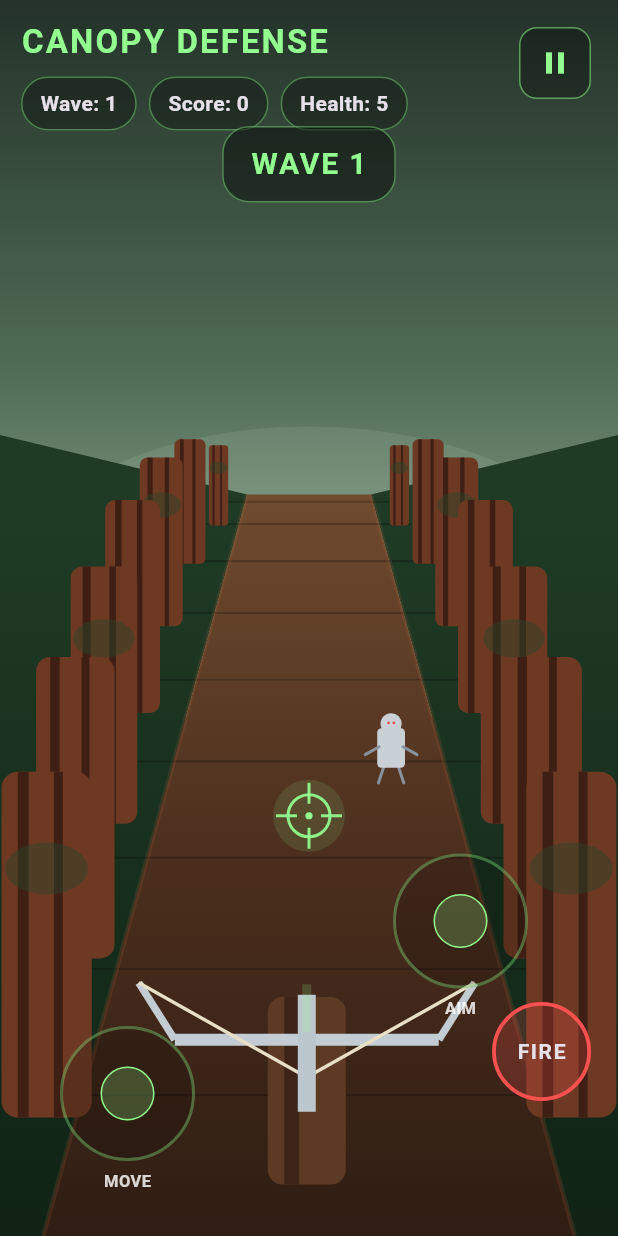
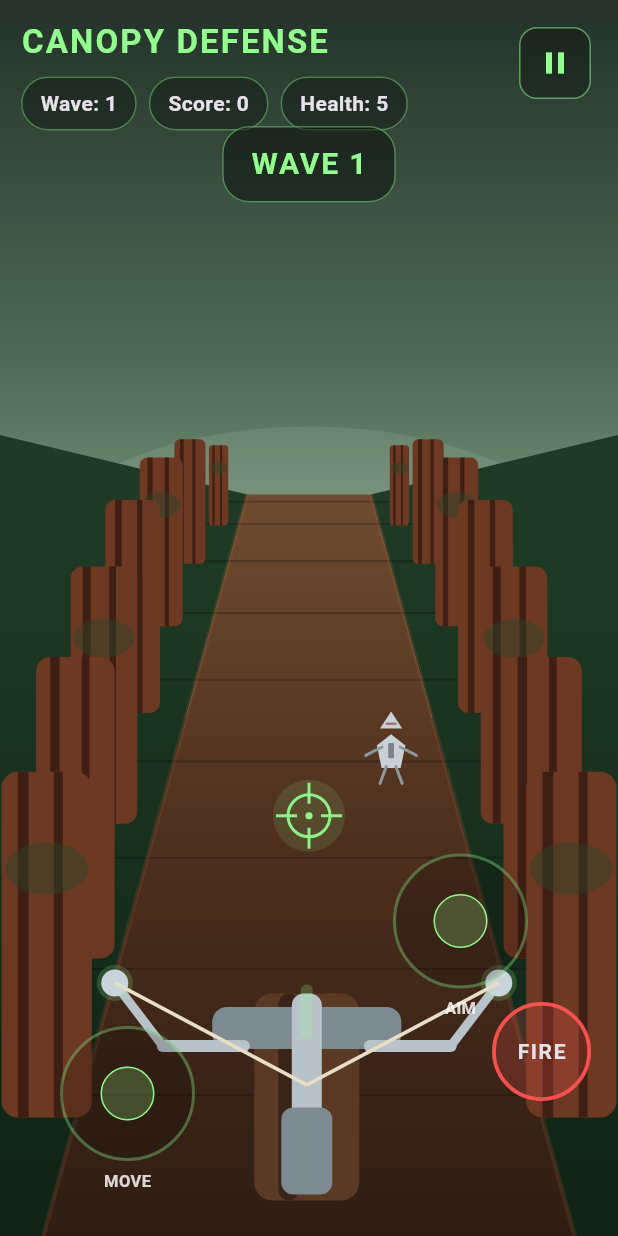
Before and after one commit to JvSlice/Revenge-Of-The-Wookiee, a Flutter app: the screen it shows after launch, after a tap on "START GAME", on a phone screen of 412 x 824 dp. Run offline on Flutter 3.47's test engine with Material 3 defaults, Android fonts, the phone set to English and light mode, and no system bars.

Commit message:
Update main.dart
Made more futuristic

```diff
--- a/lib/main.dart
+++ b/lib/main.dart
@@ -22,6 +22,8 @@ class CanopyDefenseApp extends StatelessWidget {
 
 /// ============================================================
 /// HACKABLE CONSTANTS
+/// Change values here first to tune controls, waves, bosses,
+/// enemy speed/health, crosshair feel, and pacing.
 /// ============================================================
 class GameConfig {
   static const int maxHealth = 5;
@@ -385,11 +387,6 @@ class _GamePageState extends State<GamePage>
   }
 
   WavePlan _buildWave(int waveNumber) {
-    final isBossWave = waveNumber == 3 ||
-        waveNumber == 6 ||
-        waveNumber == 9 ||
-        waveNumber == 10;
-
     switch (waveNumber) {
       case 1:
         return WavePlan(
@@ -1486,56 +1483,83 @@ class RedwoodPainter extends CustomPainter {
             ? enemy.tint
             : Colors.white.withValues(alpha: enemy.flash.clamp(0.0, 1.0));
 
+      final darkPaint = Paint()..color = const Color(0xFF7A848D);
       final eyePaint = Paint()..color = Colors.redAccent;
       final limbPaint = Paint()
-        ..color = const Color(0xFF87929C)
+        ..color = const Color(0xFF8C979F)
         ..strokeWidth = math.max(2.0, r * 0.10)
         ..strokeCap = StrokeCap.round;
 
+      final headPath = Path()
+        ..moveTo(x, y - r * 1.38)
+        ..lineTo(x - r * 0.42, y - r * 0.74)
+        ..lineTo(x + r * 0.42, y - r * 0.74)
+        ..close();
+      canvas.drawPath(headPath, bodyPaint);
+
+      canvas.drawRRect(
+        RRect.fromRectAndRadius(
+          Rect.fromCenter(
+            center: Offset(x, y - r * 0.92),
+            width: r * 0.42,
+            height: r * 0.10,
+          ),
+          Radius.circular(r * 0.03),
+        ),
+        darkPaint,
+      );
+      canvas.drawCircle(Offset(x - r * 0.10, y - r * 0.92), r * 0.04, eyePaint);
+      canvas.drawCircle(Offset(x + r * 0.10, y - r * 0.92), r * 0.04, eyePaint);
+
+      final torsoPath = Path()
+        ..moveTo(x, y - r * 0.52)
+        ..lineTo(x - r * 0.54, y - r * 0.10)
+        ..lineTo(x - r * 0.36, y + r * 0.76)
+        ..lineTo(x + r * 0.36, y + r * 0.76)
+        ..lineTo(x + r * 0.54, y - r * 0.10)
+        ..close();
+      canvas.drawPath(torsoPath, bodyPaint);
+
+      canvas.drawRRect(
+        RRect.fromRectAndRadius(
+          Rect.fromCenter(
+            center: Offset(x, y + r * 0.10),
+            width: r * 0.22,
+            height: r * 0.58,
+          ),
+          Radius.circular(r * 0.05),
+        ),
+        darkPaint,
+      );
+
       canvas.drawLine(
-        Offset(x - r * 0.28, y + r * 0.72),
-        Offset(x - r * 0.48, y + r * 1.32),
+        Offset(x - r * 0.34, y - r * 0.04),
+        Offset(x - r * 0.96, y + r * 0.28),
         limbPaint,
       );
       canvas.drawLine(
-        Offset(x + r * 0.28, y + r * 0.72),
-        Offset(x + r * 0.48, y + r * 1.32),
+        Offset(x + r * 0.34, y - r * 0.04),
+        Offset(x + r * 0.96, y + r * 0.28),
         limbPaint,
       );
 
-      canvas.drawRRect(
-        RRect.fromRectAndRadius(
-          Rect.fromCenter(
-            center: Offset(x, y),
-            width: r * 1.05,
-            height: r * 1.50,
-          ),
-          Radius.circular(r * 0.16),
-        ),
-        bodyPaint,
-      );
-
       canvas.drawLine(
-        Offset(x - r * 0.45, y - r * 0.05),
-        Offset(x - r * 0.98, y + r * 0.25),
+        Offset(x - r * 0.18, y + r * 0.70),
+        Offset(x - r * 0.42, y + r * 1.34),
         limbPaint,
       );
       canvas.drawLine(
-        Offset(x + r * 0.45, y - r * 0.05),
-        Offset(x + r * 0.98, y + r * 0.25),
+        Offset(x + r * 0.18, y + r * 0.70),
+        Offset(x + r * 0.42, y + r * 1.34),
         limbPaint,
       );
-
-      canvas.drawCircle(Offset(x, y - r * 0.92), r * 0.40, bodyPaint);
-      canvas.drawCircle(Offset(x - r * 0.10, y - r * 0.95), r * 0.05, eyePaint);
-      canvas.drawCircle(Offset(x + r * 0.10, y - r * 0.95), r * 0.05, eyePaint);
 
       if (enemy.maxHealth > 1 && enemy.alive) {
         final bg = Paint()..color = Colors.black.withValues(alpha: 0.45);
         final fg = Paint()..color = Colors.redAccent;
         final width = r * 1.0;
         final left = x - width / 2;
-        final top = y - r * 1.55;
+        final top = y - r * 1.70;
 
         canvas.drawRRect(
           RRect.fromRectAndRadius(
@@ -1599,83 +1623,116 @@ class RedwoodPainter extends CustomPainter {
     final bobX = math.sin(bobTime * 3.2) * 4;
     final bobY = math.sin(bobTime * 6.4) * 3;
     final centerX = size.width / 2 + bobX;
-    final baseY = size.height * 0.88 + bobY + (firePressed ? 4 : 0);
-
-    final wood = Paint()..color = const Color(0xFF5C3A24);
-    final darkWood = Paint()..color = const Color(0xFF3D2417);
-    final metal = Paint()..color = const Color(0xFFC2CCD2);
+    final baseY = size.height * 0.885 + bobY + (firePressed ? 4 : 0);
+
+    final wood = Paint()..color = const Color(0xFF5A3A24);
+    final darkWood = Paint()..color = const Color(0xFF3A2417);
+    final metal = Paint()..color = const Color(0xFFB8C2C9);
+    final darkMetal = Paint()..color = const Color(0xFF7E8A92);
     final stringPaint = Paint()
-      ..color = const Color(0xFFE9DFC7)
-      ..strokeWidth = 2.2;
-    final glow = Paint()
-      ..color = GameConfig.accent.withValues(alpha: firePressed ? 0.55 : 0.18);
+      ..color = const Color(0xFFE7DEC8)
+      ..strokeWidth = 2.4;
+    final energyGlow = Paint()
+      ..color = GameConfig.accent.withValues(alpha: firePressed ? 0.55 : 0.22);
+    final nodePaint = Paint()..color = const Color(0xFFC9D3DA);
+    final nodeGlow = Paint()
+      ..color = GameConfig.accent.withValues(alpha: firePressed ? 0.45 : 0.18);
 
     canvas.drawRRect(
       RRect.fromRectAndRadius(
         Rect.fromCenter(
           center: Offset(centerX, baseY),
-          width: 52,
-          height: 125,
+          width: 70,
+          height: 138,
+        ),
+        const Radius.circular(12),
+      ),
+      wood,
+    );
+
+    canvas.drawRRect(
+      RRect.fromRectAndRadius(
+        Rect.fromCenter(
+          center: Offset(centerX - 12, baseY),
+          width: 14,
+          height: 138,
+        ),
+        const Radius.circular(8),
+      ),
+      darkWood,
+    );
+
+    canvas.drawRRect(
+      RRect.fromRectAndRadius(
+        Rect.fromCenter(
+          center: Offset(centerX, baseY - 46),
+          width: 126,
+          height: 28,
         ),
         const Radius.circular(10),
       ),
-      wood,
-    );
-
-    canvas.drawRect(
-      Rect.fromCenter(
-        center: Offset(centerX - 10, baseY),
-        width: 10,
-        height: 125,
+      darkMetal,
+    );
+
+    canvas.drawRRect(
+      RRect.fromRectAndRadius(
+        Rect.fromCenter(
+          center: Offset(centerX, baseY - 25),
+          width: 20,
+          height: 88,
+        ),
+        const Radius.circular(8),
       ),
-      darkWood,
-    );
-
-    canvas.drawLine(
-      Offset(centerX - 88, baseY - 34),
-      Offset(centerX + 88, baseY - 34),
-      metal..strokeWidth = 8,
-    );
-
-    metal.strokeWidth = 5;
-    canvas.drawLine(
-      Offset(centerX - 88, baseY - 34),
-      Offset(centerX - 112, baseY - 72),
       metal,
     );
-    canvas.drawLine(
-      Offset(centerX + 88, baseY - 34),
-      Offset(centerX + 112, baseY - 72),
-      metal,
-    );
-
-    canvas.drawLine(
-      Offset(centerX - 112, baseY - 72),
-      Offset(centerX, baseY - 9),
-      stringPaint,
-    );
-    canvas.drawLine(
-      Offset(centerX + 112, baseY - 72),
-      Offset(centerX, baseY - 9),
-      stringPaint,
-    );
-
-    canvas.drawRect(
-      Rect.fromCenter(
-        center: Offset(centerX, baseY - 25),
-        width: 12,
-        height: 78,
+
+    final leftArmBase = Offset(centerX - 96, baseY - 34);
+    final rightArmBase = Offset(centerX + 96, baseY - 34);
+    final leftArmTip = Offset(centerX - 128, baseY - 76);
+    final rightArmTip = Offset(centerX + 128, baseY - 76);
+
+    final armPaint = Paint()
+      ..color = metal.color
+      ..strokeWidth = 8
+      ..strokeCap = StrokeCap.round;
+
+    canvas.drawLine(Offset(centerX - 42, baseY - 34), leftArmBase, armPaint);
+    canvas.drawLine(Offset(centerX + 42, baseY - 34), rightArmBase, armPaint);
+
+    armPaint.strokeWidth = 6;
+    canvas.drawLine(leftArmBase, leftArmTip, armPaint);
+    canvas.drawLine(rightArmBase, rightArmTip, armPaint);
+
+    canvas.drawCircle(leftArmTip, 12, nodeGlow);
+    canvas.drawCircle(rightArmTip, 12, nodeGlow);
+    canvas.drawCircle(leftArmTip, 9, nodePaint);
+    canvas.drawCircle(rightArmTip, 9, nodePaint);
+
+    canvas.drawLine(leftArmTip, Offset(centerX, baseY - 8), stringPaint);
+    canvas.drawLine(rightArmTip, Offset(centerX, baseY - 8), stringPaint);
+
+    canvas.drawRRect(
+      RRect.fromRectAndRadius(
+        Rect.fromCenter(
+          center: Offset(centerX, baseY - 57),
+          width: 8,
+          height: 36,
+        ),
+        const Radius.circular(4),
       ),
-      Paint()..color = const Color(0xFFBBC7CD),
-    );
-
-    canvas.drawRect(
-      Rect.fromCenter(
-        center: Offset(centerX, baseY - 55),
-        width: 6,
-        height: 32,
+      energyGlow,
+    );
+
+    canvas.drawRRect(
+      RRect.fromRectAndRadius(
+        Rect.fromCenter(
+          center: Offset(centerX, baseY + 36),
+          width: 34,
+          height: 58,
+        ),
+        const Radius.circular(8),
       ),
-      glow,
+      darkMetal,
     );
   }
 
```
